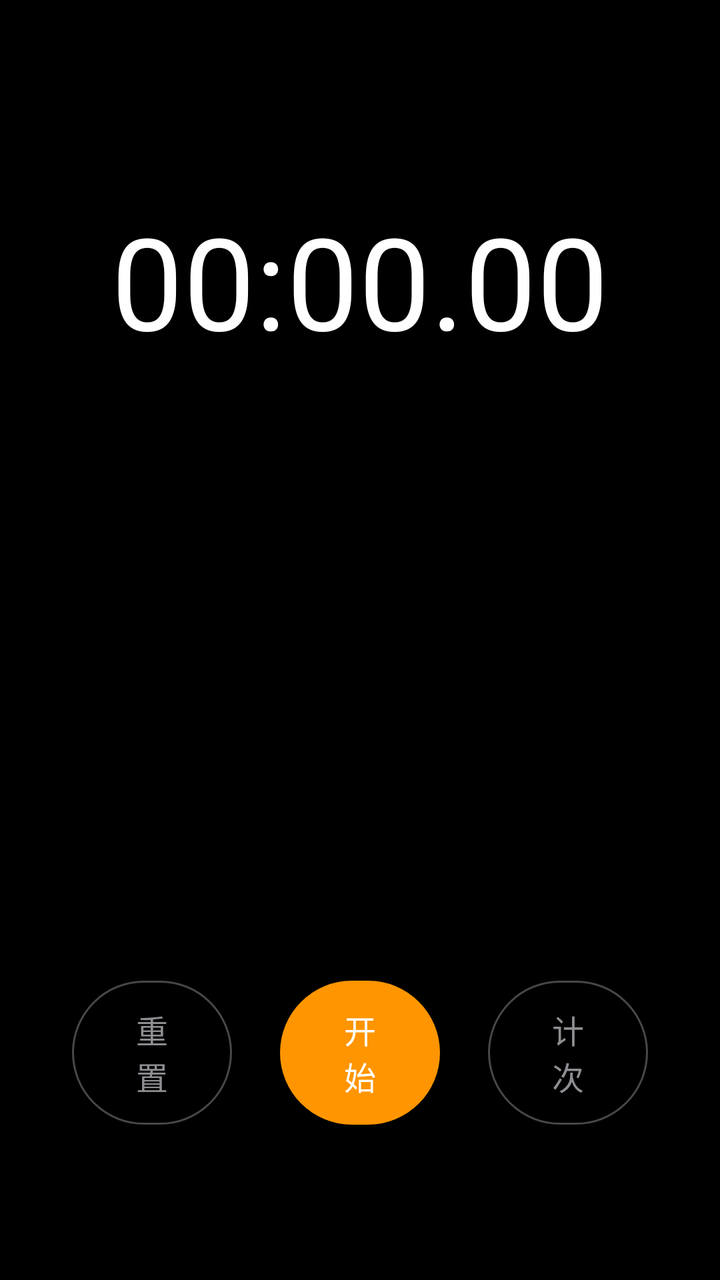
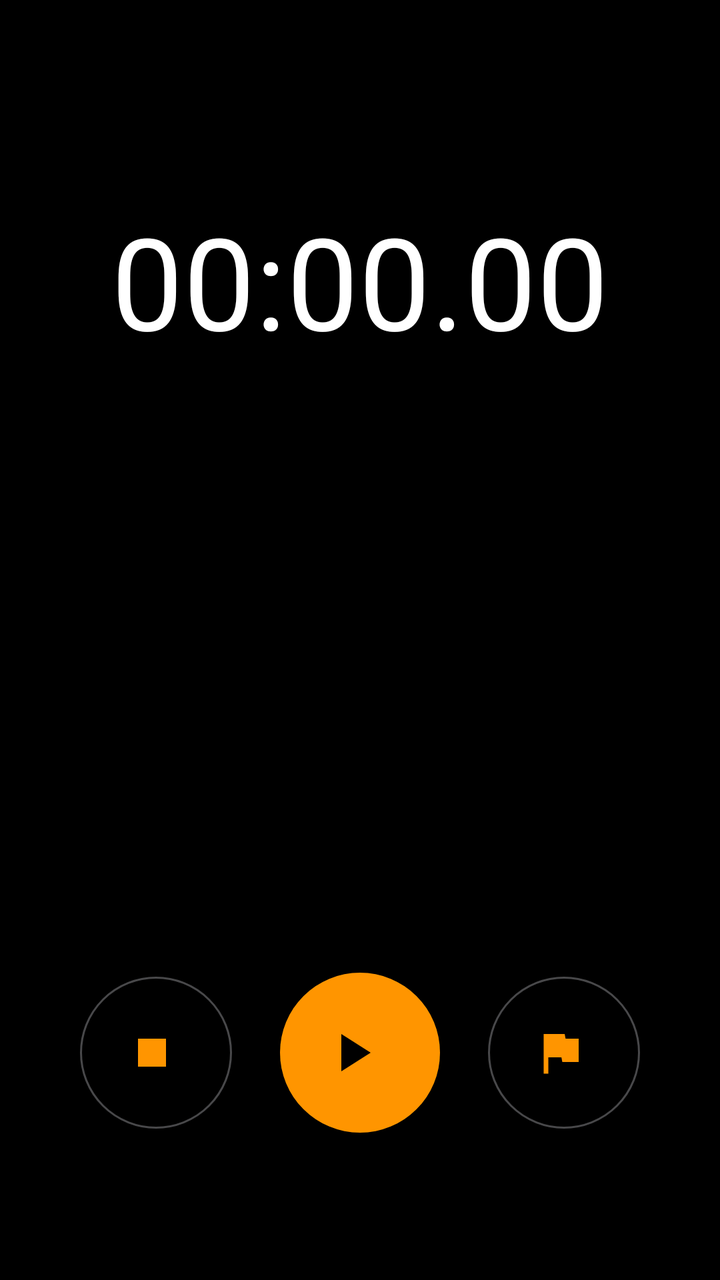

Compare the two renders of this Android layout. The source of the first and the diff that turns it into the second are given below.
<!-- AndroidManifest.xml: application theme Theme.SleepAlarm -->
<!-- res/layout/fragment_stopwatch.xml -->
<?xml version="1.0" encoding="utf-8"?>
<LinearLayout xmlns:android="http://schemas.android.com/apk/res/android"
    xmlns:app="http://schemas.android.com/apk/res-auto"
    android:layout_width="match_parent"
    android:layout_height="match_parent"
    android:orientation="vertical"
    android:background="@color/background"
    android:gravity="center_horizontal"
    android:padding="24dp">

    <View android:layout_width="match_parent" android:layout_height="0dp" android:layout_weight="0.15" />

    
    <TextView
        android:id="@+id/tv_stopwatch_time"
        android:layout_width="wrap_content"
        android:layout_height="wrap_content"
        android:text="00:00.00"
        android:textSize="64sp"
        android:textColor="@color/text_primary"
        android:fontFamily="sans-serif-thin"
        android:textStyle="bold" />

    <View android:layout_width="match_parent" android:layout_height="0dp" android:layout_weight="0.15" />

    
    <ScrollView
        android:layout_width="match_parent"
        android:layout_height="0dp"
        android:layout_weight="0.4">

        <TextView
            android:id="@+id/tv_laps"
            android:layout_width="match_parent"
            android:layout_height="wrap_content"
            android:text=""
            android:textSize="16sp"
            android:textColor="@color/text_secondary"
            android:fontFamily="monospace"
            android:gravity="center" />
    </ScrollView>

    
    <LinearLayout
        android:layout_width="match_parent"
        android:layout_height="wrap_content"
        android:orientation="horizontal"
        android:gravity="center"
        android:layout_marginTop="32dp">

        <com.google.android.material.button.MaterialButton
            android:id="@+id/btn_stopwatch_reset"
            style="@style/Widget.Material3.Button.OutlinedButton"
            android:layout_width="80dp"
            android:layout_height="80dp"
            android:text="重置"
            android:textSize="16sp"
            android:textColor="@color/text_secondary"
            app:cornerRadius="40dp"
            app:strokeColor="@color/gray_light"
            android:layout_marginEnd="24dp" />

        <com.google.android.material.button.MaterialButton
            android:id="@+id/btn_stopwatch_start"
            android:layout_width="80dp"
            android:layout_height="80dp"
            android:text="开始"
            android:textSize="16sp"
            android:textColor="@color/white"
            app:cornerRadius="40dp"
            app:backgroundTint="@color/primary"
            style="@style/Widget.Material3.Button"
            android:layout_marginEnd="24dp" />

        <com.google.android.material.button.MaterialButton
            android:id="@+id/btn_stopwatch_lap"
            style="@style/Widget.Material3.Button.OutlinedButton"
            android:layout_width="80dp"
            android:layout_height="80dp"
            android:text="计次"
            android:textSize="16sp"
            android:textColor="@color/text_secondary"
            app:cornerRadius="40dp"
            app:strokeColor="@color/gray_light" />
    </LinearLayout>

    <View android:layout_width="match_parent" android:layout_height="0dp" android:layout_weight="0.1" />
</LinearLayout>
<!-- resources referenced by this layout -->
<resources>
  <color name="background">#000000</color>
  <color name="gray_light">#48484A</color>
  <color name="primary">#FF9500</color>
  <color name="text_primary">#FFFFFF</color>
  <color name="text_secondary">#8E8E93</color>
  <color name="white">#FFFFFF</color>
  <style name="Theme.SleepAlarm" parent="Theme.Material3.Dark.NoActionBar">
          <item name="colorPrimary">@color/primary</item>
          <item name="colorOnPrimary">@color/on_primary</item>
          <item name="colorPrimaryContainer">@color/surface_light</item>
          <item name="colorOnPrimaryContainer">@color/primary</item>
          <item name="colorSecondary">@color/secondary</item>
          <item name="android:colorBackground">@color/background</item>
          <item name="colorOnBackground">@color/on_background</item>
          <item name="colorSurface">@color/surface</item>
          <item name="colorOnSurface">@color/on_surface</item>
          <item name="android:statusBarColor">@color/background</item>
          <item name="android:navigationBarColor">@color/background</item>
          <item name="android:windowLightStatusBar">false</item>
      </style>
  <color name="on_primary">#000000</color>
  <color name="surface_light">#2C2C2E</color>
  <color name="secondary">#FF9500</color>
  <color name="on_background">#FFFFFF</color>
  <color name="surface">#1C1C1E</color>
  <color name="on_surface">#FFFFFF</color>
</resources>

<!-- the commit's change to res/layout/fragment_stopwatch.xml (unified diff, before → after) -->
@@ -51,12 +51,17 @@
         <com.google.android.material.button.MaterialButton
             android:id="@+id/btn_stopwatch_reset"
             style="@style/Widget.Material3.Button.OutlinedButton"
-            android:layout_width="80dp"
-            android:layout_height="80dp"
-            android:text="重置"
-            android:textSize="16sp"
-            android:textColor="@color/text_secondary"
-            app:cornerRadius="40dp"
+            android:layout_width="76dp"
+            android:layout_height="76dp"
+            android:insetLeft="0dp"
+            android:insetTop="0dp"
+            android:insetRight="0dp"
+            android:insetBottom="0dp"
+            android:padding="0dp"
+            app:icon="@drawable/ic_stop_square"
+            app:iconSize="28dp"
+            app:iconGravity="textStart"
+            app:cornerRadius="38dp"
             app:strokeColor="@color/gray_light"
             android:layout_marginEnd="24dp" />
 
@@ -64,9 +69,14 @@
             android:id="@+id/btn_stopwatch_start"
             android:layout_width="80dp"
             android:layout_height="80dp"
-            android:text="开始"
-            android:textSize="16sp"
-            android:textColor="@color/white"
+            android:insetLeft="0dp"
+            android:insetTop="0dp"
+            android:insetRight="0dp"
+            android:insetBottom="0dp"
+            android:padding="0dp"
+            app:icon="@drawable/ic_play_triangle"
+            app:iconSize="32dp"
+            app:iconGravity="textStart"
             app:cornerRadius="40dp"
             app:backgroundTint="@color/primary"
             style="@style/Widget.Material3.Button"
@@ -75,12 +85,17 @@
         <com.google.android.material.button.MaterialButton
             android:id="@+id/btn_stopwatch_lap"
             style="@style/Widget.Material3.Button.OutlinedButton"
-            android:layout_width="80dp"
-            android:layout_height="80dp"
-            android:text="计次"
-            android:textSize="16sp"
-            android:textColor="@color/text_secondary"
-            app:cornerRadius="40dp"
+            android:layout_width="76dp"
+            android:layout_height="76dp"
+            android:insetLeft="0dp"
+            android:insetTop="0dp"
+            android:insetRight="0dp"
+            android:insetBottom="0dp"
+            android:padding="0dp"
+            app:icon="@drawable/ic_lap_flag"
+            app:iconSize="28dp"
+            app:iconGravity="textStart"
+            app:cornerRadius="38dp"
             app:strokeColor="@color/gray_light" />
     </LinearLayout>
 
<!-- resource entries referenced after the edit -->
@@ -5,7 +5,36 @@
   <color name="primary">#FF9500</color>
   <color name="text_primary">#FFFFFF</color>
   <color name="text_secondary">#8E8E93</color>
-  <color name="white">#FFFFFF</color>
+  <!-- drawable ic_lap_flag (drawable) -->
+  <vector xmlns:android="http://schemas.android.com/apk/res/android"
+      android:width="24dp"
+      android:height="24dp"
+      android:viewportWidth="24"
+      android:viewportHeight="24">
+      <path
+          android:fillColor="#FFFFFF"
+          android:pathData="M14.4,6L14,4H5v17h2v-7h5.6l0.4,2h7V6z" />
+  </vector>
+  <!-- drawable ic_play_triangle (drawable) -->
+  <vector xmlns:android="http://schemas.android.com/apk/res/android"
+      android:width="24dp"
+      android:height="24dp"
+      android:viewportWidth="24"
+      android:viewportHeight="24">
+      <path
+          android:fillColor="#FFFFFF"
+          android:pathData="M8,5v14l11,-7z" />
+  </vector>
+  <!-- drawable ic_stop_square (drawable) -->
+  <vector xmlns:android="http://schemas.android.com/apk/res/android"
+      android:width="24dp"
+      android:height="24dp"
+      android:viewportWidth="24"
+      android:viewportHeight="24">
+      <path
+          android:fillColor="#FF3B30"
+          android:pathData="M6,6h12v12H6z" />
+  </vector>
   <style name="Theme.SleepAlarm" parent="Theme.Material3.Dark.NoActionBar">
           <item name="colorPrimary">@color/primary</item>
           <item name="colorOnPrimary">@color/on_primary</item>
